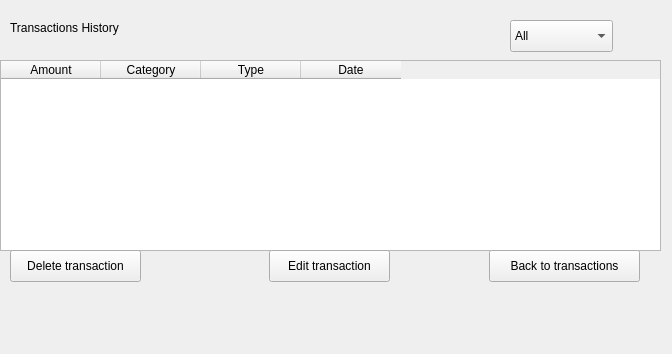
Before: the Qt Designer form history.ui in mostafaaminn/smartbudget, drawn with Qt 5.
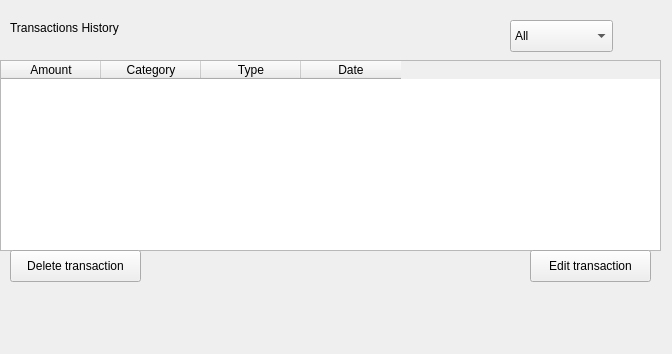
After: the same form once the commit is applied.

Patch:
```diff
--- a/history.ui
+++ b/history.ui
@@ -72,7 +72,7 @@
   <widget class="QPushButton" name="editButton">
    <property name="geometry">
     <rect>
-     <x>269</x>
+     <x>530</x>
      <y>250</y>
      <width>121</width>
      <height>32</height>
@@ -82,19 +82,6 @@
     <string>Edit transaction</string>
    </property>
   </widget>
-  <widget class="QPushButton" name="backButton">
-   <property name="geometry">
-    <rect>
-     <x>489</x>
-     <y>250</y>
-     <width>151</width>
-     <height>32</height>
-    </rect>
-   </property>
-   <property name="text">
-    <string>Back to transactions</string>
-   </property>
-  </widget>
   <widget class="QComboBox" name="filterBox">
    <property name="geometry">
     <rect>
```
